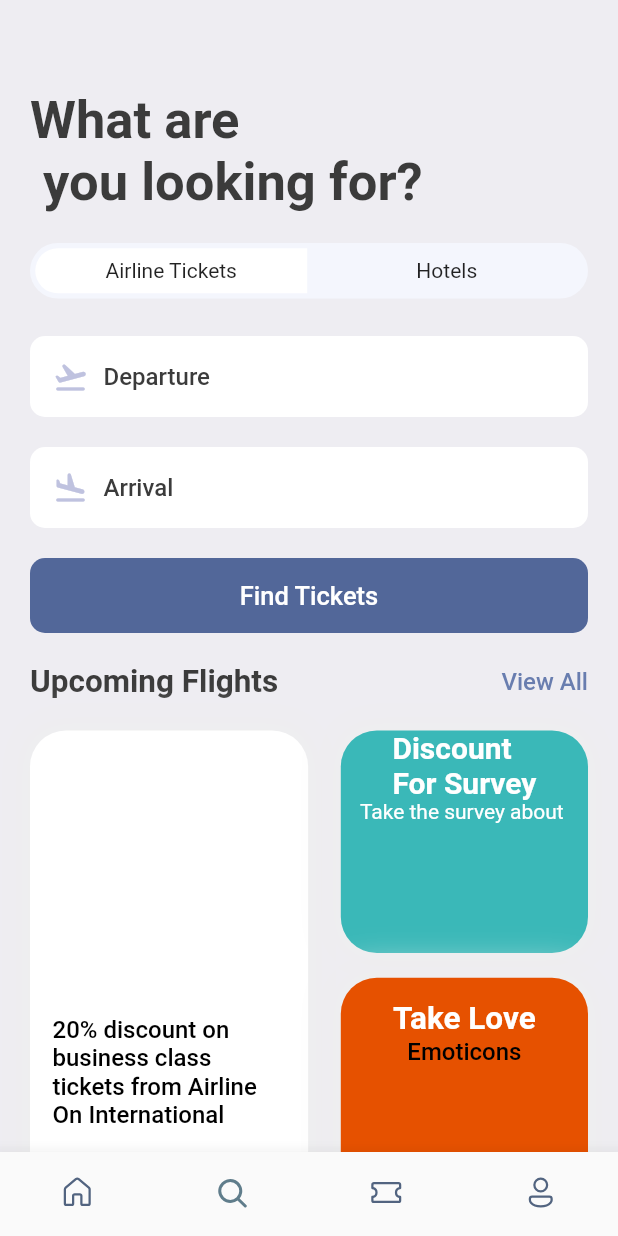
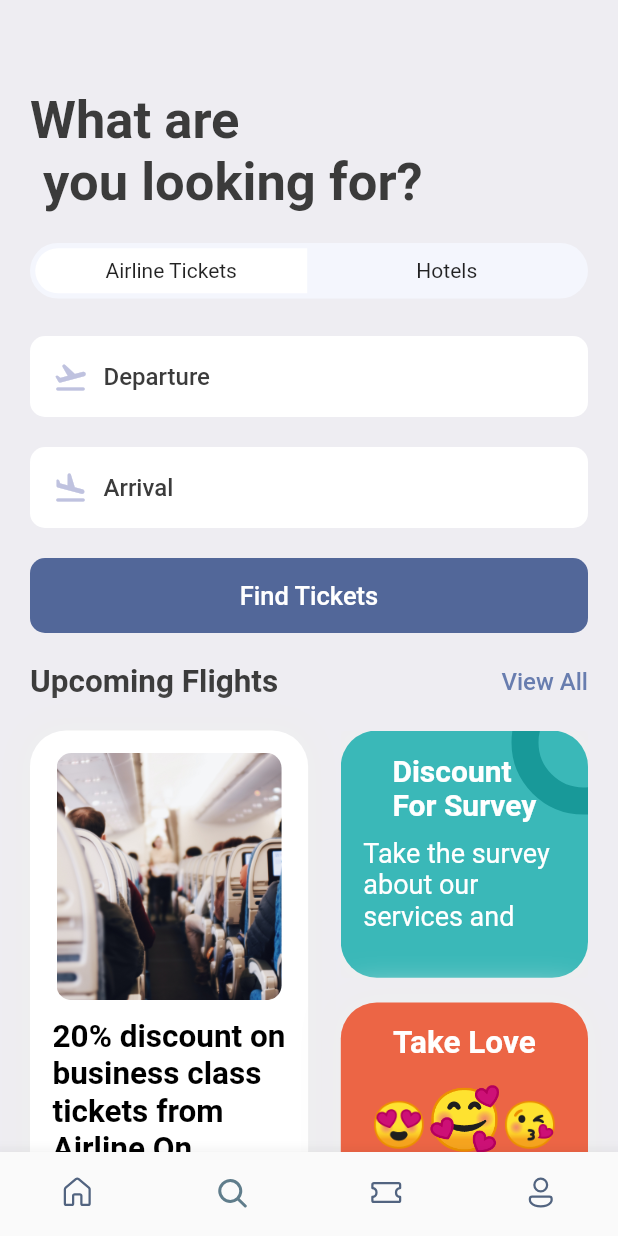
Before and after one commit to achmdabdillah/Book-ticket, a Flutter app: the screen it shows after launch, item 2 of the bottom bar chosen, on a phone screen of 412 x 824 dp. Run offline on Flutter 3.47's test engine with Material 2 defaults, Android fonts, the phone set to English and light mode, and no system bars; our stand-ins replace fluentui_icons, gap, get.

Commit message:
finish and tidy up Search Screen

```diff
--- a/lib/screens/search_screen.dart
+++ b/lib/screens/search_screen.dart
@@ -136,21 +136,27 @@ class SearchScreen extends StatelessWidget {
                             fit: BoxFit.cover,
                             image: AssetImage('assets/images/sit.jpg'))),
                   ),
-                  const Gap(10),
+                  const Gap(12),
                   Text(
                       "20% discount on business class tickets from Airline On International",
-                      style: Styles.textStyle.copyWith(color: Colors.black)),
+                      style:
+                          Styles.headlineStyle2.copyWith(color: Colors.black)),
                   const Gap(15),
                 ]),
               ),
               // Right Section
               Column(
                 children: [
+                  Stack(
+                    children: [
                       // Card 2 (top right)
                       Container(
                         // margin: const EdgeInsets.only(top: 16),
-                    height: AppLayout.getHeight(size.height * 0.18),
+                        height: AppLayout.getHeight(size.height * 0.20),
                         width: AppLayout.getWidth(size.width * 0.40),
+                        padding: EdgeInsets.symmetric(
+                            horizontal: AppLayout.getHeight(15),
+                            vertical: AppLayout.getHeight(15)),
                         decoration: BoxDecoration(
                             boxShadow: [
                               BoxShadow(
@@ -165,21 +171,38 @@ class SearchScreen extends StatelessWidget {
                           Text("Discount\nFor Survey",
                               style: Styles.headlineStyle2
                                   .copyWith(color: Colors.white, fontSize: 20)),
+                          Gap(AppLayout.getHeight(10)),
                           Text(
                               // "Take the survey about our services and get a discount",
-                          "Take the survey about ",
+                              "Take the survey about our services and ",
                               style: Styles.textStyle.copyWith(
                                   color: Colors.white,
-                              fontSize: 14,
+                                  fontSize: 18,
                                   fontWeight: FontWeight.normal)),
                         ]),
                       ),
+                      Positioned(
+                        right: -45,
+                        top: -40,
+                        child: // Circle for card 2
+                            Container(
+                          padding: EdgeInsets.all(AppLayout.getHeight(30)),
+                          decoration: BoxDecoration(
+                              shape: BoxShape.circle,
+                              color: Colors.transparent,
+                              border: Border.all(
+                                  width: 18, color: const Color(0xFF189999))),
+                        ),
+                      )
+                    ],
+                  ),
+
                   Gap(AppLayout.getHeight(size.height * 0.02)),
                   // card 3 (bottom right)
                   Container(
                     padding: const EdgeInsets.all(15),
                     width: AppLayout.getWidth(size.width * 0.40),
-                    height: AppLayout.getHeight(size.height * 0.25),
+                    height: AppLayout.getHeight(size.height * 0.23),
                     decoration: BoxDecoration(
                         boxShadow: [
                           BoxShadow(
@@ -187,16 +210,20 @@ class SearchScreen extends StatelessWidget {
                               blurRadius: 20,
                               spreadRadius: 5)
                         ],
-                        color: Colors.orange.shade900,
+                        color: const Color(0xFFEC6545),
                         borderRadius: BorderRadius.circular(24)),
                     // width: size.width * 0.6,
                     child: Column(children: [
                       Text("Take Love",
                           style: Styles.headlineStyle2
                               .copyWith(color: Colors.white)),
-                      Text("Emoticons",
-                          style:
-                              Styles.textStyle.copyWith(color: Colors.black)),
+                      Gap(AppLayout.getHeight(15)),
+                      RichText(
+                          text: const TextSpan(children: [
+                        TextSpan(text: '😍', style: TextStyle(fontSize: 30)),
+                        TextSpan(text: '🥰', style: TextStyle(fontSize: 40)),
+                        TextSpan(text: '😘', style: TextStyle(fontSize: 30))
+                      ]))
                     ]),
                   ),
                 ],
```
Lines whose indentation alone changed are shown as unchanged.
